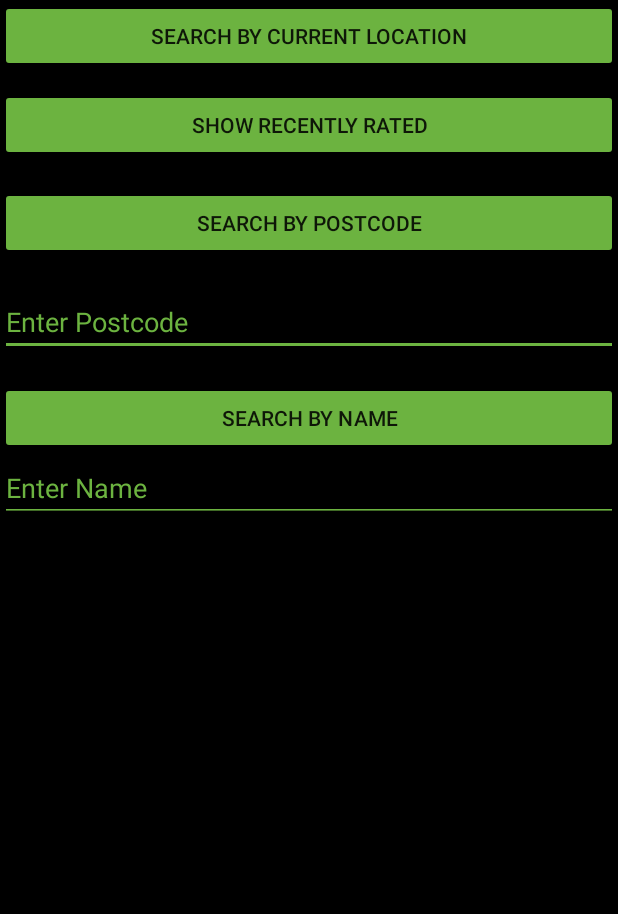
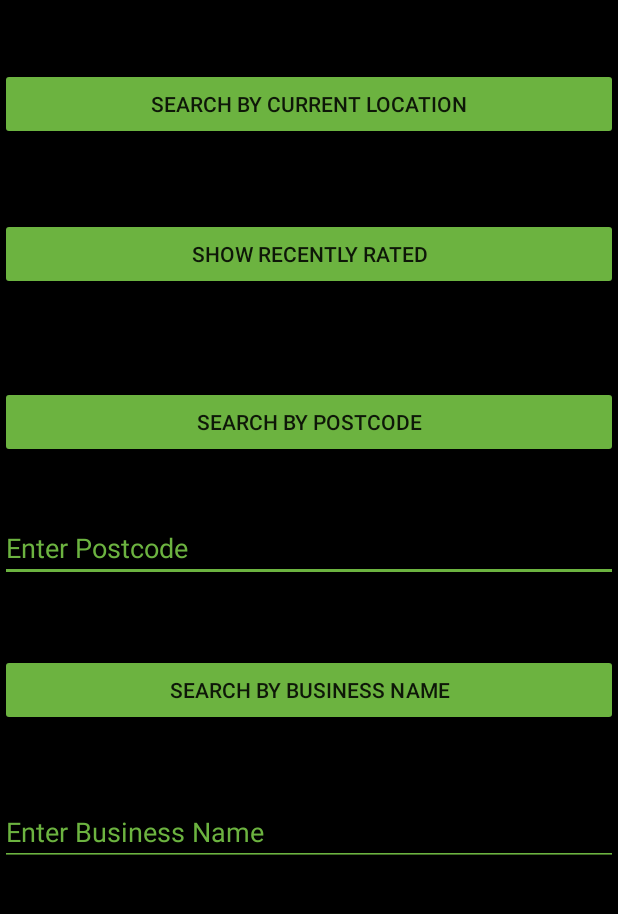
Before and after one commit to AdamPhilipSmith/HygieneRatingApp, an Android app: the screen it shows after launch (MainActivity), on a phone screen of 412 x 824 dp, the part 84-998 px from its top. Run offline under Robolectric (Android 15) with nearby library versions, the phone set to English and light mode, and no system bars; libraries missing offline, so code that uses them is left out: com.mapbox.mapboxsdk; 1 statement that could not run was skipped.

```diff
--- a/app/src/main/java/com/example/hygieneratingapp/MainActivity.java
+++ b/app/src/main/java/com/example/hygieneratingapp/MainActivity.java
@@ -14,12 +14,9 @@ import android.os.StrictMode;
 import android.view.View;
 import android.widget.Button;
 import android.widget.EditText;
-
 import androidx.appcompat.app.AppCompatActivity;
 import androidx.core.app.ActivityCompat;
-
 import com.mapbox.mapboxsdk.Mapbox;
-
 import java.io.BufferedReader;
 import java.io.IOException;
 import java.io.InputStreamReader;
--- a/app/src/main/res/layout/activity_main.xml
+++ b/app/src/main/res/layout/activity_main.xml
@@ -15,11 +15,10 @@
         android:id="@+id/SearchByName"
         android:layout_width="0dp"
         android:layout_height="wrap_content"
-        android:layout_marginBottom="20dp"
+        android:layout_marginTop="48dp"
         android:backgroundTint="#6cb340"
         android:onClick="Search"
         android:text="@string/SearchByName"
-        app:layout_constraintBottom_toTopOf="@+id/enterName"
         app:layout_constraintEnd_toEndOf="parent"
         app:layout_constraintStart_toStartOf="parent"
         app:layout_constraintTop_toBottomOf="@+id/enterPostcode" />
@@ -28,13 +27,12 @@
         android:id="@+id/enterPostcode"
         android:layout_width="0dp"
         android:layout_height="wrap_content"
-        android:layout_marginBottom="17dp"
+        android:layout_marginTop="37dp"
         android:backgroundTint="#6cb340"
         android:ems="10"
         android:inputType="textPersonName"
         android:text="@string/EnterPostcode"
         android:textColor="#6CB340"
-        app:layout_constraintBottom_toTopOf="@+id/SearchByName"
         app:layout_constraintEnd_toEndOf="parent"
         app:layout_constraintStart_toStartOf="parent"
         app:layout_constraintTop_toBottomOf="@+id/SearchByPostCode" />
@@ -43,19 +41,21 @@
         android:id="@+id/showRecent"
         android:layout_width="0dp"
         android:layout_height="wrap_content"
-        android:layout_marginBottom="17dp"
+        android:layout_marginTop="145dp"
+        android:layout_marginBottom="149dp"
         android:backgroundTint="#6cb340"
         android:onClick="Search"
         android:text="@string/ShowRecent"
-        app:layout_constraintBottom_toTopOf="@+id/SearchByPostCode"
+        app:layout_constraintBottom_toTopOf="@+id/enterPostcode"
         app:layout_constraintEnd_toEndOf="parent"
         app:layout_constraintStart_toStartOf="parent"
-        app:layout_constraintTop_toBottomOf="@+id/SearchByLocation" />
+        app:layout_constraintTop_toTopOf="parent" />
 
     <EditText
         android:id="@+id/enterName"
         android:layout_width="0dp"
         android:layout_height="wrap_content"
+        android:layout_marginTop="48dp"
         android:backgroundTint="#6cb340"
         android:ems="10"
         android:inputType="textPersonName"
@@ -69,11 +69,10 @@
         android:id="@+id/SearchByLocation"
         android:layout_width="0dp"
         android:layout_height="wrap_content"
-        android:layout_marginBottom="11dp"
+        android:layout_marginTop="45dp"
         android:backgroundTint="#6cb340"
         android:onClick="Search"
         android:text="@string/SearchByLocation"
-        app:layout_constraintBottom_toTopOf="@+id/showRecent"
         app:layout_constraintEnd_toEndOf="parent"
         app:layout_constraintStart_toStartOf="parent"
         app:layout_constraintTop_toTopOf="parent" />
@@ -82,14 +81,13 @@
         android:id="@+id/SearchByPostCode"
         android:layout_width="0dp"
         android:layout_height="wrap_content"
-        android:layout_marginBottom="19dp"
+        android:layout_marginTop="257dp"
         android:backgroundTint="#6cb340"
         android:onClick="Search"
         android:text="@string/SearchByPostcode"
-        app:layout_constraintBottom_toTopOf="@+id/enterPostcode"
         app:layout_constraintEnd_toEndOf="parent"
         app:layout_constraintStart_toStartOf="parent"
-        app:layout_constraintTop_toBottomOf="@+id/showRecent" />
+        app:layout_constraintTop_toTopOf="parent" />
 
 
 </androidx.constraintlayout.widget.ConstraintLayout>
--- a/app/src/main/res/layout/activity_main3.xml
+++ b/app/src/main/res/layout/activity_main3.xml
@@ -11,7 +11,6 @@
         android:id="@+id/mapView"
         android:layout_width="match_parent"
         android:layout_height="match_parent"
-
         mapbox:mapbox_cameraZoom="11" />
 
 </FrameLayout>
--- a/app/src/main/res/values/strings.xml
+++ b/app/src/main/res/values/strings.xml
@@ -1,15 +1,15 @@
 <resources>
     <string name="app_name">Hygiene Rating App</string>
     <string name="SearchByLocation">Search by Current Location</string>
-    <string name="SearchByName">Search by Name</string>
+    <string name="SearchByName">Search by Business Name</string>
     <string name="SearchByPostcode">Search by Postcode</string>
     <string name="ShowRecent">Show Recently Rated</string>
     <string name="EnterPostcode">Enter Postcode</string>
-    <string name="EnterName">Enter Name</string>
+    <string name="EnterName">Enter Business Name</string>
     <string name="Display">Display</string>
-    <string name="BackButton">Search Again</string>
     <string name="mapbox_access_token">pk.eyJ1IjoiYWRhbTE5ODQiLCJhIjoiY2s3dDV2dmp6MDM3eDNvcDJqNm05NzhmZSJ9.eXAsL4oFbySBBwcMTjSPmQ</string>
     <string name="ViewMapBox">View On Map</string>
+    <string name="RatingPic">RatingPic</string>
 
 
 </resources>
```
Also changed, not shown: app/src/main/java/com/example/hygieneratingapp/MainActivity2.java (+3 -14 lines), app/src/main/java/com/example/hygieneratingapp/MapBox.java (+3 -9 lines), app/src/main/res/layout/listview.xml (+4 -4 lines).
